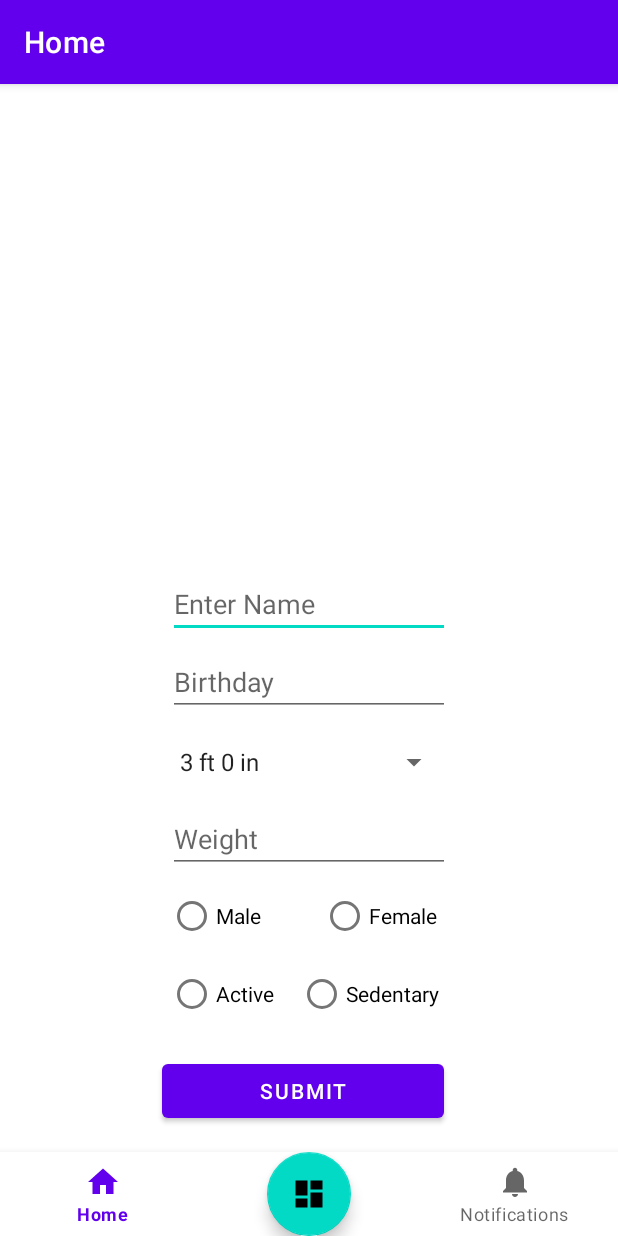
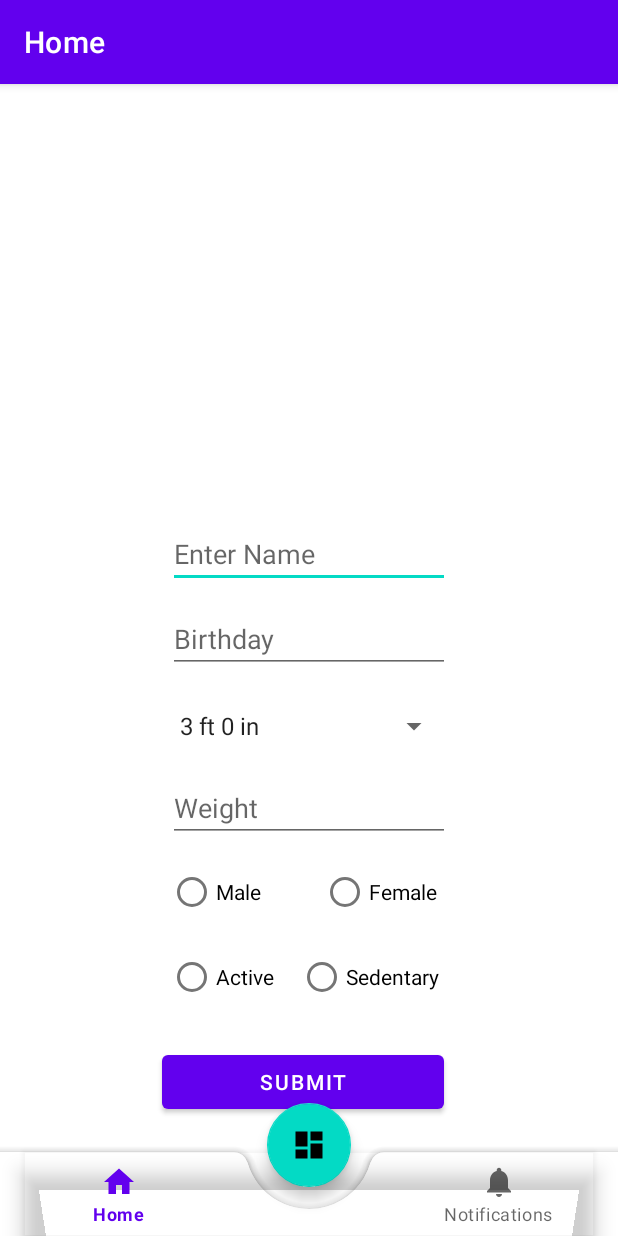
Before and after one commit to Mistah-Jones/LifeStyle_App, an Android app: the screen it shows after launch (MainActivity), on a phone screen of 412 x 824 dp. Run offline under Robolectric (Android 15) with nearby library versions, the phone set to English and light mode, and no system bars; our stand-ins replace navigation-ui.

Commit message:
Changed nav bar to have FAB

```diff
--- a/app/src/main/java/com/example/myapplication/MainActivity.java
+++ b/app/src/main/java/com/example/myapplication/MainActivity.java
@@ -29,7 +29,7 @@ public class MainActivity extends AppCompatActivity {
         binding = ActivityMainBinding.inflate(getLayoutInflater());
         setContentView(binding.getRoot());
 
-        BottomNavigationView navView = findViewById(R.id.nav_view);
+        BottomNavigationView navView = findViewById(R.id.bottomNavigationView);
         // Passing each menu ID as a set of Ids because each
         // menu should be considered as top level destinations.
         AppBarConfiguration appBarConfiguration = new AppBarConfiguration.Builder(
@@ -37,7 +37,7 @@ public class MainActivity extends AppCompatActivity {
                 .build();
         NavController navController = findNavController(this, R.id.nav_host_fragment_activity_main);
         NavigationUI.setupActionBarWithNavController(this, navController, appBarConfiguration);
-        NavigationUI.setupWithNavController(binding.navView, navController);
+        NavigationUI.setupWithNavController(binding.bottomNavigationView, navController);
 
         FloatingActionButton fab = findViewById(R.id.fab);
         fab.setOnClickListener(new View.OnClickListener() {
--- a/app/src/main/res/layout/activity_main.xml
+++ b/app/src/main/res/layout/activity_main.xml
@@ -1,31 +1,37 @@
 <?xml version="1.0" encoding="utf-8"?>
-<androidx.constraintlayout.widget.ConstraintLayout xmlns:android="http://schemas.android.com/apk/res/android"
+<androidx.coordinatorlayout.widget.CoordinatorLayout xmlns:android="http://schemas.android.com/apk/res/android"
     xmlns:app="http://schemas.android.com/apk/res-auto"
     xmlns:tools="http://schemas.android.com/tools"
-    android:id="@+id/container"
     android:layout_width="match_parent"
     android:layout_height="match_parent"
-    android:paddingTop="?attr/actionBarSize">
+    tools:context=".MainActivity">
 
-    <com.google.android.material.bottomnavigation.BottomNavigationView
-        android:id="@+id/nav_view"
-        android:layout_width="0dp"
+    <com.google.android.material.bottomappbar.BottomAppBar
+        android:id="@+id/bottomAppBar"
+        android:layout_width="match_parent"
         android:layout_height="wrap_content"
-        android:layout_marginStart="0dp"
-        android:layout_marginEnd="0dp"
-        android:background="?android:attr/windowBackground"
-        app:layout_constraintBottom_toBottomOf="parent"
-        app:layout_constraintLeft_toLeftOf="parent"
-        app:layout_constraintRight_toRightOf="parent"
-        app:menu="@menu/bottom_nav_menu" >
+        android:layout_gravity="bottom"
+        app:fabCradleMargin="15dp"
+        app:fabCradleVerticalOffset="5dp"
+        app:fabCradleRoundedCornerRadius="10dp">
 
-        <com.google.android.material.floatingactionbutton.FloatingActionButton
-            android:id="@+id/fab"
-            android:layout_width="wrap_content"
-            android:layout_height="wrap_content"
-            android:layout_gravity="center_horizontal"
-            android:src="@drawable/ic_dashboard_black_24dp" />
-    </com.google.android.material.bottomnavigation.BottomNavigationView>
+        <com.google.android.material.bottomnavigation.BottomNavigationView
+            android:id="@+id/bottomNavigationView"
+            android:layout_width="match_parent"
+            android:layout_height="match_parent"
+            android:layout_marginEnd="16dp"
+            android:background="@android:color/transparent"
+            app:menu="@menu/bottom_nav_menu" />
+
+
+    </com.google.android.material.bottomappbar.BottomAppBar>
+
+    <com.google.android.material.floatingactionbutton.FloatingActionButton
+        android:id="@+id/fab"
+        android:layout_width="wrap_content"
+        android:layout_height="wrap_content"
+        android:src="@drawable/ic_dashboard_black_24dp"
+        app:layout_anchor="@id/bottomAppBar" />
 
     <fragment
         android:id="@+id/nav_host_fragment_activity_main"
@@ -33,10 +39,11 @@
         android:layout_width="match_parent"
         android:layout_height="match_parent"
         app:defaultNavHost="true"
-        app:layout_constraintBottom_toTopOf="@id/nav_view"
+        app:layout_constraintBottom_toTopOf="@id/bottomNavigationView"
         app:layout_constraintLeft_toLeftOf="parent"
         app:layout_constraintRight_toRightOf="parent"
         app:layout_constraintTop_toTopOf="parent"
-        app:navGraph="@navigation/mobile_navigation" />
+        app:navGraph="@navigation/mobile_navigation"
+        tools:ignore="NotSibling" />
 
-</androidx.constraintlayout.widget.ConstraintLayout>
+</androidx.coordinatorlayout.widget.CoordinatorLayout>
```
